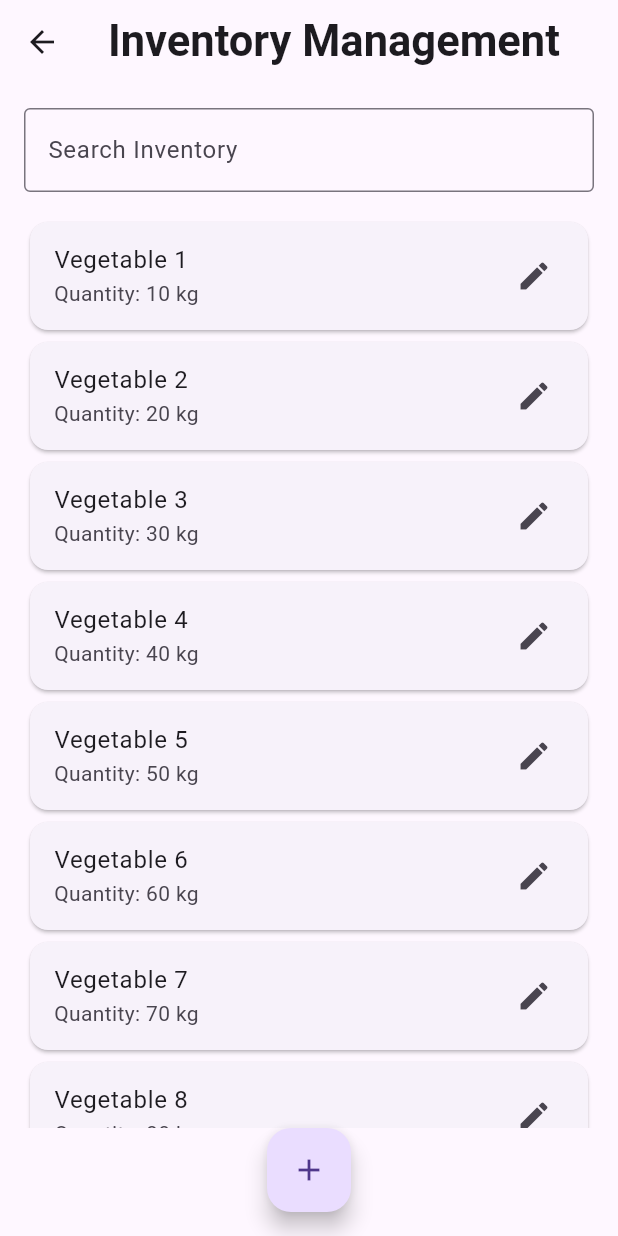
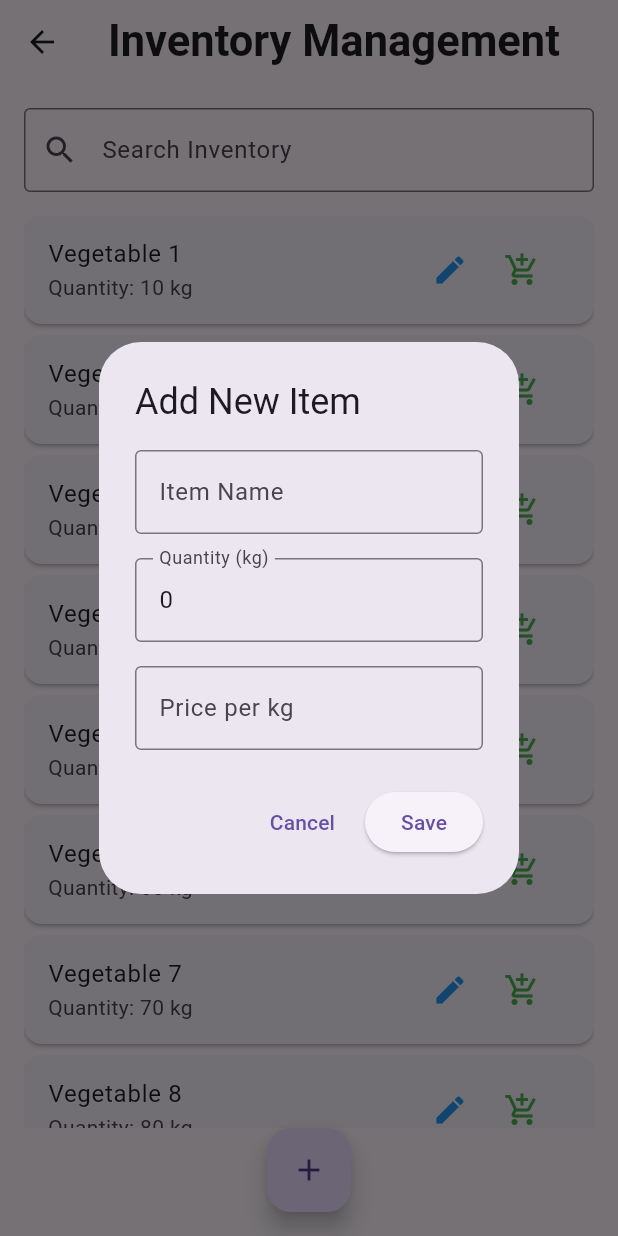
Before and after one commit to SahadRushdi/thogakade_ui, a Flutter app: the InventoryScreen screen opened by its route, after a tap on the "add" icon, on a phone screen of 412 x 824 dp. Run offline on Flutter 3.47's test engine with Material 3 defaults, Android fonts, the phone set to English and light mode, and no system bars.

Commit message:
Added Inventory Management System.

```diff
--- /dev/null
+++ b/lib/presentations/dialog/edit_inventory_dialog.dart
@@ -0,0 +1,103 @@
+import 'package:flutter/material.dart';
+import 'package:flutter/services.dart';
+
+class EditInventoryDialog extends StatefulWidget {
+  final String itemName;
+  final int quantity;
+  final bool isNewItem;
+
+  const EditInventoryDialog({
+    Key? key,
+    required this.itemName,
+    required this.quantity,
+    this.isNewItem = false,
+  }) : super(key: key);
+
+  @override
+  State<EditInventoryDialog> createState() => _EditInventoryDialogState();
+}
+
+class _EditInventoryDialogState extends State<EditInventoryDialog> {
+  late TextEditingController _nameController;
+  late TextEditingController _quantityController;
+  late TextEditingController _priceController;
+
+  @override
+  void initState() {
+    super.initState();
+    _nameController = TextEditingController(text: widget.itemName);
+    _quantityController = TextEditingController(text: widget.quantity.toString());
+    _priceController = TextEditingController();
+  }
+
+  @override
+  void dispose() {
+    _nameController.dispose();
+    _quantityController.dispose();
+    _priceController.dispose();
+    super.dispose();
+  }
+
+  @override
+  Widget build(BuildContext context) {
+    return AlertDialog(
+      title: Text(widget.isNewItem ? 'Add New Item' : 'Edit ${widget.itemName}'),
+      content: SingleChildScrollView(
+        child: Column(
+          mainAxisSize: MainAxisSize.min,
+          children: [
+            TextField(
+              controller: _nameController,
+              decoration: const InputDecoration(
+                labelText: 'Item Name',
+                border: OutlineInputBorder(),
+              ),
+            ),
+            const SizedBox(height: 16),
+            TextField(
+              controller: _quantityController,
+              decoration: const InputDecoration(
+                labelText: 'Quantity (kg)',
+                border: OutlineInputBorder(),
+              ),
+              keyboardType: TextInputType.number,
+              inputFormatters: [FilteringTextInputFormatter.digitsOnly],
+            ),
+            const SizedBox(height: 16),
+            TextField(
+              controller: _priceController,
+              decoration: const InputDecoration(
+                labelText: 'Price per kg',
+                border: OutlineInputBorder(),
+                prefixText: '\$',
+              ),
+              keyboardType: TextInputType.numberWithOptions(decimal: true),
+              inputFormatters: [
+                FilteringTextInputFormatter.allow(RegExp(r'^\d*\.?\d{0,2}')),
+              ],
+            ),
+          ],
+        ),
+      ),
+      actions: [
+        TextButton(
+          onPressed: () => Navigator.of(context).pop(),
+          child: const Text('Cancel'),
+        ),
+        ElevatedButton(
+          onPressed: () {
+            // Implement save functionality here
+            Navigator.of(context).pop();
+            ScaffoldMessenger.of(context).showSnackBar(
+              SnackBar(
+                content: Text(widget.isNewItem ? 'Item added successfully' : 'Changes saved successfully'),
+                duration: const Duration(seconds: 2),
+              ),
+            );
+          },
+          child: const Text('Save'),
+        ),
+      ],
+    );
+  }
+}
--- a/lib/presentations/screens/inventory_screen.dart
+++ b/lib/presentations/screens/inventory_screen.dart
@@ -1,4 +1,6 @@
 import 'package:flutter/material.dart';
+import 'package:thogakade_ui/presentations/dialog/edit_inventory_dialog.dart';
+import '../dialog/edit_inventory_dialog.dart';
 
 class InventoryScreen extends StatelessWidget {
   @override
@@ -21,6 +23,7 @@ class InventoryScreen extends StatelessWidget {
               decoration: InputDecoration(
                 labelText: 'Search Inventory',
                 border: OutlineInputBorder(),
+                prefixIcon: Icon(Icons.search),
               ),
             ),
             const SizedBox(height: 16.0),
@@ -29,12 +32,49 @@ class InventoryScreen extends StatelessWidget {
                 itemCount: 10, // Placeholder count
                 itemBuilder: (context, index) {
                   return Card(
+                    margin: const EdgeInsets.only(bottom: 8.0),
                     child: ListTile(
                       title: Text('Vegetable ${index + 1}'),
                       subtitle: Text('Quantity: ${(index + 1) * 10} kg'),
-                      trailing: const Icon(Icons.edit),
+                      trailing: Row(
+                        mainAxisSize: MainAxisSize.min,
+                        children: [
+                          IconButton(
+                            icon: const Icon(Icons.edit, color: Colors.blue),
+                            onPressed: () {
+                              showDialog(
+                                context: context,
+                                builder: (BuildContext context) {
+                                  return EditInventoryDialog(
+                                    itemName: 'Vegetable ${index + 1}',
+                                    quantity: (index + 1) * 10,
+                                  );
+                                },
+                              );
+                            },
+                          ),
+                          IconButton(
+                            icon: const Icon(Icons.add_shopping_cart, color: Colors.green),
+                            onPressed: () {
+                              ScaffoldMessenger.of(context).showSnackBar(
+                                SnackBar(
+                                  content: Text('Vegetable ${index + 1} added to cart'),
+                                  duration: const Duration(seconds: 2),
+                                  action: SnackBarAction(
+                                    label: 'UNDO',
+                                    onPressed: () {
+                                      // Implement undo functionality here
+                                    },
+                                  ),
+                                ),
+                              );
+                            },
+                          ),
+                        ],
+                      ),
                       onTap: () {
-                        // Navigate to Edit Form (to be implemented)
+                        const snackBar = SnackBar(content: Text('Tapped'));
+                        ScaffoldMessenger.of(context).showSnackBar(snackBar);
                       },
                     ),
                   );
@@ -44,7 +84,16 @@ class InventoryScreen extends StatelessWidget {
             FloatingActionButton(
               child: const Icon(Icons.add),
               onPressed: () {
-                // Navigate to Add Form (to be implemented)
+                showDialog(
+                  context: context,
+                  builder: (BuildContext context) {
+                    return const EditInventoryDialog(
+                      itemName: '',
+                      quantity: 0,
+                      isNewItem: true,
+                    );
+                  },
+                );
               },
             ),
           ],
```
